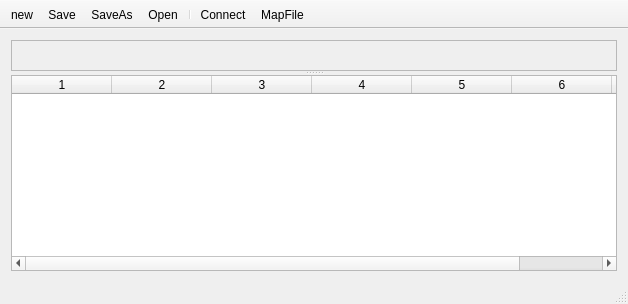
This is mainwindow.ui in kubanecxxx/StMaster as Qt 5 draws it before an edit. The edited form follows.
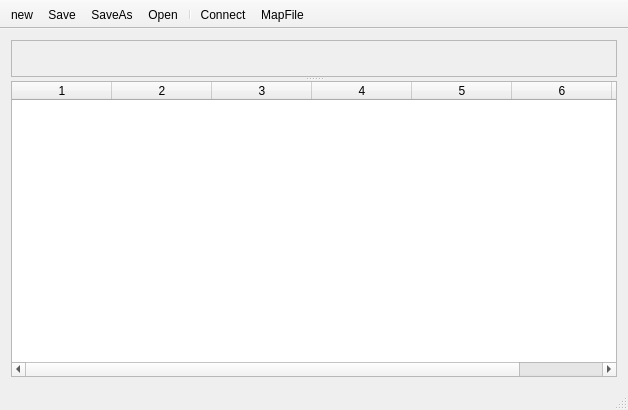
This is the edited form. Custom widgets are drawn as their Qt base class.

```diff
--- a/mainwindow.ui
+++ b/mainwindow.ui
@@ -7,7 +7,7 @@
     <x>0</x>
     <y>0</y>
     <width>628</width>
-    <height>304</height>
+    <height>410</height>
    </rect>
   </property>
   <property name="minimumSize">
@@ -23,6 +23,18 @@
    <layout class="QVBoxLayout" name="verticalLayout">
     <item>
      <widget class="QSplitter" name="splitter">
+      <property name="frameShape">
+       <enum>QFrame::NoFrame</enum>
+      </property>
+      <property name="frameShadow">
+       <enum>QFrame::Plain</enum>
+      </property>
+      <property name="lineWidth">
+       <number>1</number>
+      </property>
+      <property name="midLineWidth">
+       <number>0</number>
+      </property>
       <property name="orientation">
        <enum>Qt::Vertical</enum>
       </property>
@@ -39,6 +51,7 @@
        <property name="frameShadow">
         <enum>QFrame::Raised</enum>
        </property>
+       <layout class="QVBoxLayout" name="verticalLayout_2"/>
       </widget>
       <widget class="QTableWidgetKrida" name="Table">
        <property name="minimumSize">
```
Left out of the diff: 15 changed lines with no effect on the pictures.
